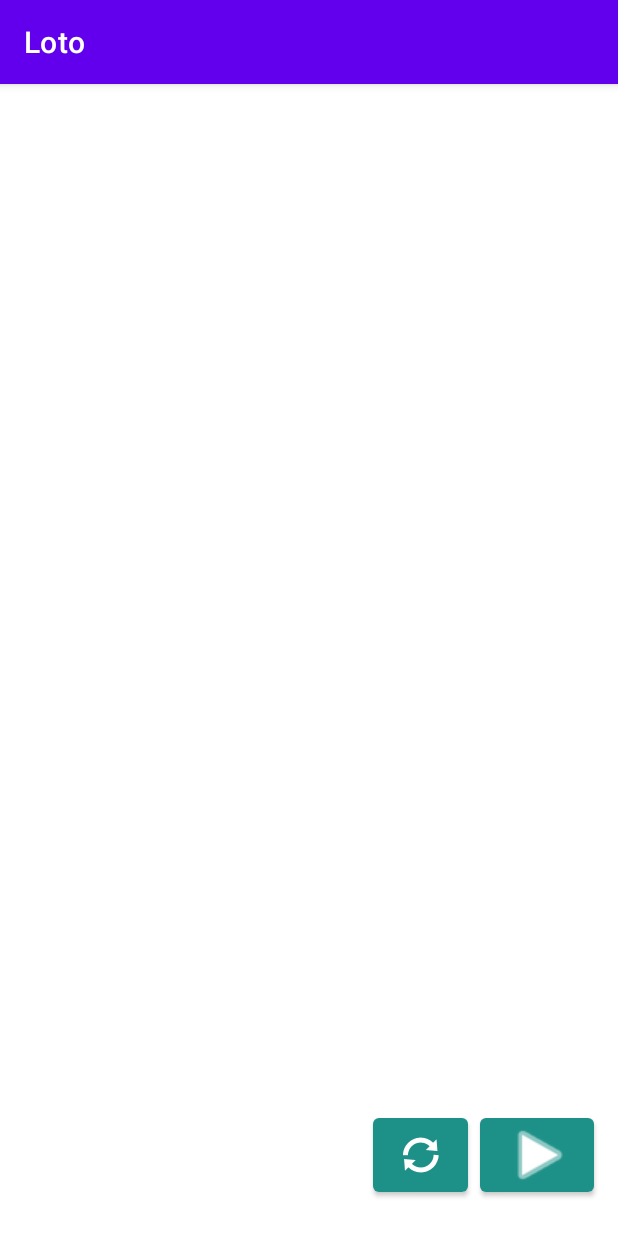
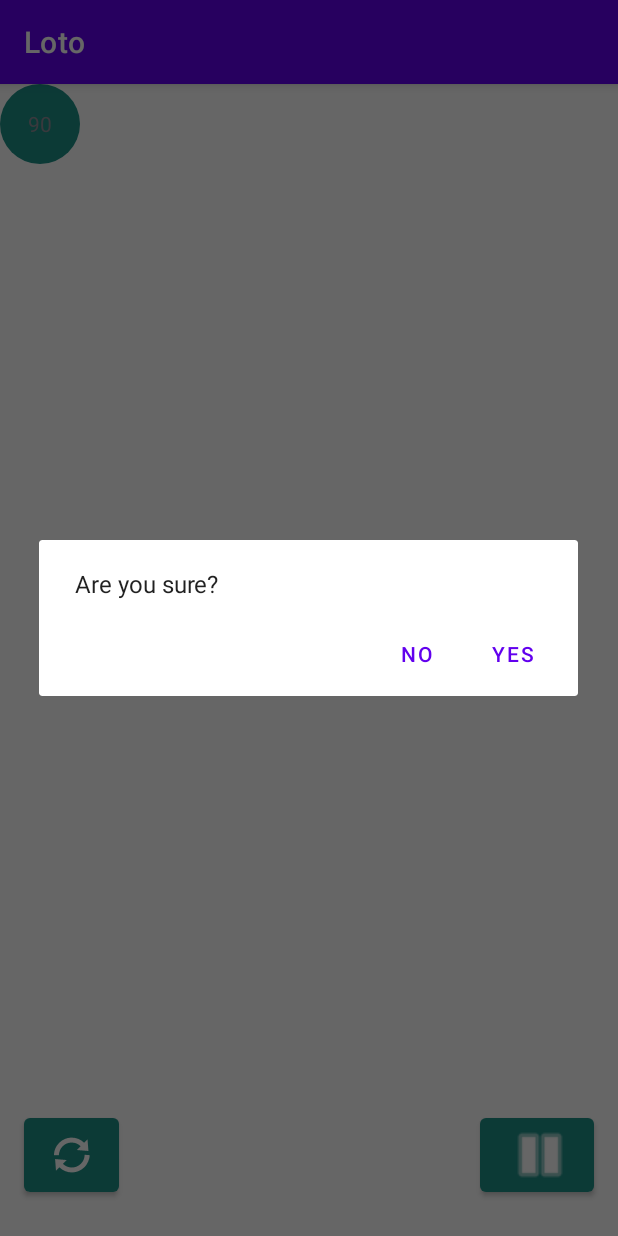
Before and after one commit to drumser/LotoGameHelper, an Android app: the screen it shows after launch (MainActivity), after a tap on an icon or button, on a phone screen of 412 x 824 dp. Run offline under Robolectric (Android 15) with nearby library versions, the phone set to English and light mode, and no system bars; our stand-ins replace FlexboxLayout; 1 other tap on this screen came first.

Commit message:
added translations, reset button and some refactoring

```diff
--- a/app/src/main/java/com/example/loto/MainActivity.kt
+++ b/app/src/main/java/com/example/loto/MainActivity.kt
@@ -1,10 +1,11 @@
 package com.example.loto
 
-import androidx.appcompat.app.AppCompatActivity
 import android.os.Bundle
 import android.speech.tts.TextToSpeech
 import android.speech.tts.TextToSpeech.OnInitListener
 import android.widget.TextView
+import androidx.appcompat.app.AlertDialog
+import androidx.appcompat.app.AppCompatActivity
 import com.example.loto.game.LotoGame
 import com.example.loto.service.KegGeneratorImpl
 import com.example.loto.service.SpeakerServiceImpl
@@ -31,7 +32,7 @@ class MainActivity : AppCompatActivity(), OnInitListener {
 
         val lotoGame = LotoGame(
             speaker,
-            20L
+            6000L
         )
 
         lotoGame.onNewKeg = {
@@ -64,7 +65,24 @@ class MainActivity : AppCompatActivity(), OnInitListener {
             }
         }
         resetButton.setOnClickListener {
-            lotoGame.resetGame()
+            val alertDialog: AlertDialog = this.let {
+                val builder = AlertDialog.Builder(it)
+                builder.apply {
+                    setMessage(getString(R.string.reset_message))
+                    setPositiveButton(
+                        getString(R.string.positive_button)
+                    ) { _, _ ->
+                        lotoGame.stopGame()
+                    }
+                    setNegativeButton(
+                        getString(R.string.negative_button)
+                    ) { _, _ ->
+                    }
+                }
+
+                builder.create()
+            }
+            alertDialog.show()
         }
     }
 
--- a/app/src/main/java/com/example/loto/game/LotoGame.kt
+++ b/app/src/main/java/com/example/loto/game/LotoGame.kt
@@ -1,6 +1,7 @@
 package com.example.loto.game
 
 import com.example.loto.service.SpeakerService
+import java.util.*
 import kotlin.concurrent.fixedRateTimer
 
 class LotoGame(
@@ -9,6 +10,7 @@ class LotoGame(
 ) {
     private var isAppStarted = false
     private var isAppPaused = false
+    private var timer: Timer? = null
     var onAppStarted: () -> Unit = {}
     var onAppFinished: () -> Unit = {}
     var onNewKeg: (digit: Int) -> Unit = {}
@@ -23,17 +25,13 @@ class LotoGame(
         isAppPaused = false
         onAppStarted()
 
-        fixedRateTimer("timer", false, 0L, timerPeriod) {
+        timer = fixedRateTimer("timer", false, 0L, timerPeriod) {
             if (isAppPaused) {
                 return@fixedRateTimer
             }
 
             if (kegs.isEmpty() || !isAppStarted) {
-                isAppPaused = false
-                isAppStarted = false
-                resetGame()
-                onAppFinished()
-                this.cancel()
+                stopGame()
             } else {
                 val randomDigit = kegs.random()
                 kegs.remove(randomDigit)
@@ -41,6 +39,14 @@ class LotoGame(
                 onNewKeg(randomDigit)
             }
         }
+    }
+
+    fun stopGame() {
+        isAppStarted = false
+        isAppPaused = false
+        timer?.cancel()
+        kegs = generateKegs()
+        onAppFinished()
     }
 
     fun togglePlay() {
@@ -74,11 +80,4 @@ class LotoGame(
     private fun generateKegs() = (1..90).toMutableList().apply {
         this.shuffle()
     }
-
-    fun resetGame() {
-        isAppStarted = false
-        isAppPaused = false
-        kegs = generateKegs()
-        onAppFinished()
-    }
 }
--- a/app/src/main/res/layout/activity_main.xml
+++ b/app/src/main/res/layout/activity_main.xml
@@ -56,12 +56,10 @@
         android:id="@+id/button_reset"
         android:layout_width="63dp"
         android:layout_height="61dp"
-        android:layout_marginStart="192dp"
+        android:layout_marginStart="16dp"
         app:backgroundTint="#1D9188"
         app:icon="@android:drawable/ic_popup_sync"
         app:layout_constraintBottom_toBottomOf="parent"
-        app:layout_constraintEnd_toStartOf="@+id/button_play"
-        app:layout_constraintHorizontal_bias="0.88"
         app:layout_constraintStart_toStartOf="parent"
         app:layout_constraintTop_toBottomOf="@+id/flexbox_keg_container"
         app:layout_constraintVertical_bias="0.942"
--- a/app/src/main/res/values/strings.xml
+++ b/app/src/main/res/values/strings.xml
@@ -1,3 +1,6 @@
 <resources>
     <string name="app_name">Loto</string>
+    <string name="reset_message">Are you sure?</string>
+    <string name="positive_button">Yes</string>
+    <string name="negative_button">No</string>
 </resources>
```
Also changed, not shown: 1 other file.
